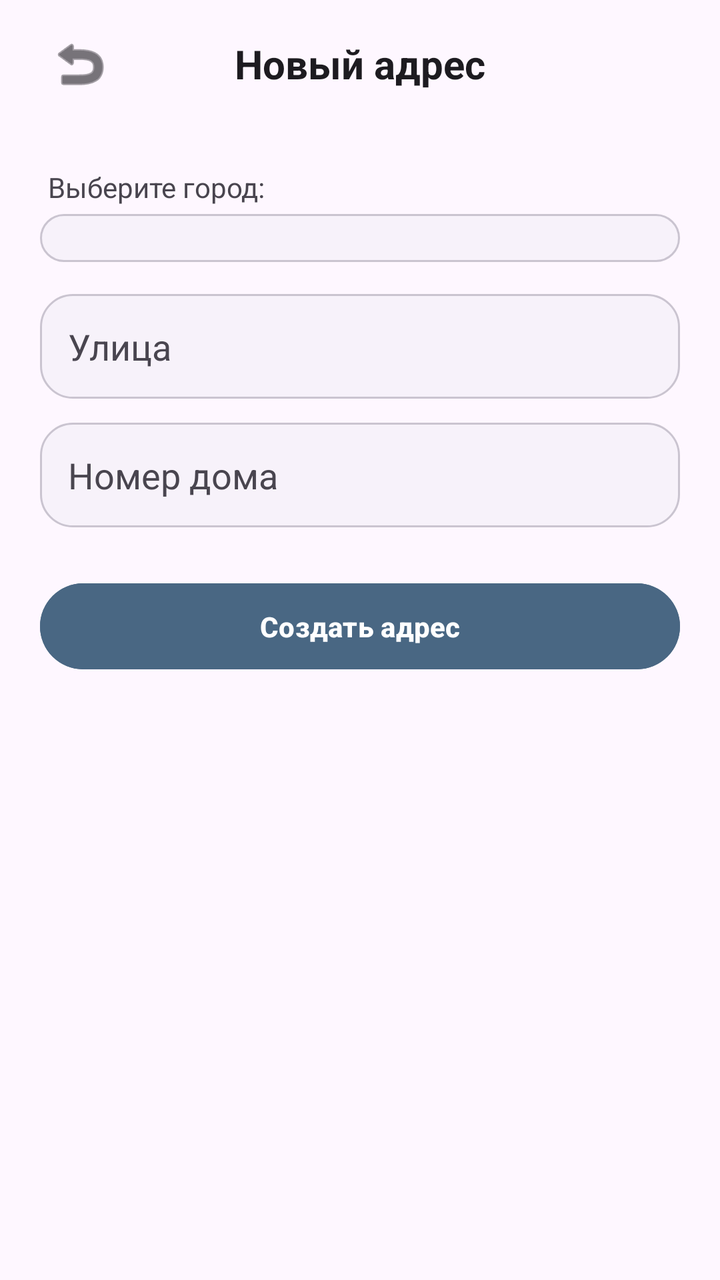
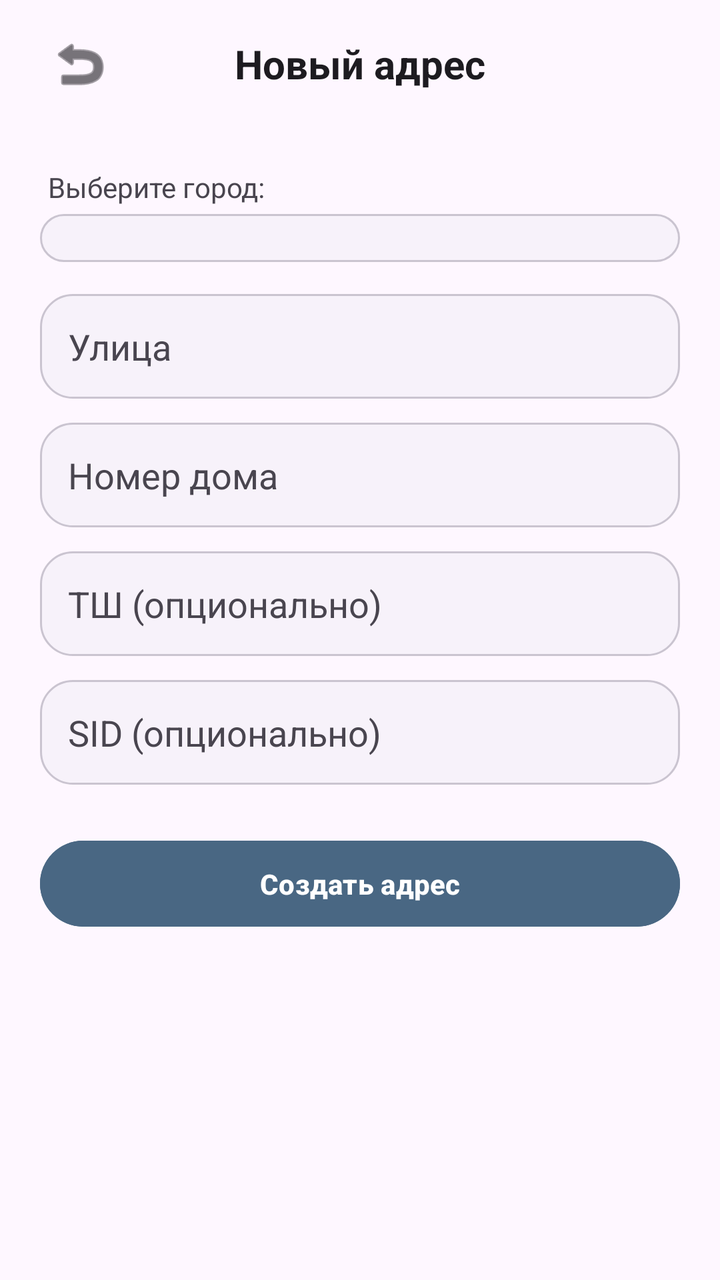

An Android layout rendered at two revisions. The XML below is the earlier revision; the diff shows what the commit changed to produce the second picture.
<!-- AndroidManifest.xml: application theme Theme.BaseHome -->
<!-- res/layout/activity_add_address.xml -->
<?xml version="1.0" encoding="utf-8"?>
<LinearLayout xmlns:android="http://schemas.android.com/apk/res/android"
    xmlns:app="http://schemas.android.com/apk/res-auto"
    android:layout_width="match_parent"
    android:layout_height="match_parent"
    android:orientation="vertical"
    android:background="?android:attr/windowBackground"
    android:fitsSystemWindows="true">

    <RelativeLayout
        android:layout_width="match_parent"
        android:layout_height="64dp"
        android:paddingHorizontal="16dp">

        <ImageButton
            android:id="@+id/btnBackAddAddress"
            android:layout_width="48dp"
            android:layout_height="48dp"
            android:layout_centerVertical="true"
            android:background="?android:attr/selectableItemBackgroundBorderless"
            android:src="@android:drawable/ic_menu_revert"
            app:tint="?android:attr/textColorPrimary" />

        <TextView
            android:layout_width="wrap_content"
            android:layout_height="wrap_content"
            android:layout_centerInParent="true"
            android:text="Новый адрес"
            android:textSize="20sp"
            android:textStyle="bold"
            android:textColor="?android:attr/textColorPrimary" />
    </RelativeLayout>

    <LinearLayout
        android:layout_width="match_parent"
        android:layout_height="wrap_content"
        android:orientation="vertical"
        android:padding="20dp">

        <TextView
            android:layout_width="match_parent"
            android:layout_height="wrap_content"
            android:text="Выберите город:"
            android:textSize="14sp"
            android:textColor="?android:attr/textColorSecondary"
            android:layout_marginBottom="4dp"
            android:layout_marginStart="4dp"/>

        <Spinner
            android:id="@+id/spinnerCity"
            android:layout_width="match_parent"
            android:layout_height="wrap_content"
            android:layout_marginBottom="16dp"
            android:padding="12dp"
            android:background="@drawable/bg_input_field"
            android:spinnerMode="dropdown" />

        <AutoCompleteTextView
            android:id="@+id/etStreet"
            android:layout_width="match_parent"
            android:layout_height="wrap_content"
            android:hint="Улица"
            android:padding="14dp"
            android:layout_marginBottom="12dp"
            android:textColor="?android:attr/textColorPrimary"
            android:textColorHint="?android:attr/textColorSecondary"
            android:background="@drawable/bg_input_field"
            android:inputType="textCapSentences" />

        <EditText
            android:id="@+id/etHouse"
            android:layout_width="match_parent"
            android:layout_height="wrap_content"
            android:hint="Номер дома"
            android:padding="14dp"
            android:layout_marginBottom="24dp"
            android:textColor="?android:attr/textColorPrimary"
            android:textColorHint="?android:attr/textColorSecondary"
            android:background="@drawable/bg_input_field"
            android:inputType="textCapSentences" />

        <Button
            android:id="@+id/btnSave"
            android:layout_width="match_parent"
            android:layout_height="wrap_content"
            android:text="Создать адрес"
            android:backgroundTint="?attr/colorPrimary"
            android:textColor="@android:color/white"
            android:padding="12dp"
            android:textStyle="bold" />
    </LinearLayout>

</LinearLayout>
<!-- resources referenced by this layout -->
<resources>
  <!-- drawable bg_input_field (drawable) -->
  <?xml version="1.0" encoding="utf-8"?>
  <shape xmlns:android="http://schemas.android.com/apk/res/android">
      <solid android:color="?attr/colorSurfaceContainerLow" />
      <corners android:radius="16dp" />
      <stroke
          android:width="1dp"
          android:color="?attr/colorOutlineVariant" />
  </shape>
  <style name="Theme.BaseHome" parent="Base.Theme.BaseHome" />
  <style name="Base.Theme.BaseHome" parent="Theme.Material3.DayNight.NoActionBar">
          <item name="colorPrimary">@color/brand_primary</item>
          <item name="colorSecondary">@color/brand_accent</item>
          <item name="colorSurface">?android:attr/colorBackground</item>
          <item name="colorOutline">?android:attr/textColorHint</item>
          <item name="shapeAppearanceSmallComponent">@style/ShapeAppearance.BaseHome.Small</item>
          <item name="shapeAppearanceMediumComponent">@style/ShapeAppearance.BaseHome.Medium</item>
      </style>
  <color name="brand_primary">#496783</color>
  <color name="brand_accent">#6A7F6A</color>
  <style name="ShapeAppearance.BaseHome.Small" parent="ShapeAppearance.Material3.Corner.Small">
          <item name="cornerSize">12dp</item>
      </style>
  <style name="ShapeAppearance.BaseHome.Medium" parent="ShapeAppearance.Material3.Corner.Medium">
          <item name="cornerSize">20dp</item>
      </style>
</resources>

<!-- the commit's change to res/layout/activity_add_address.xml (unified diff, before → after) -->
@@ -73,6 +73,30 @@
             android:layout_height="wrap_content"
             android:hint="Номер дома"
             android:padding="14dp"
+            android:layout_marginBottom="12dp"
+            android:textColor="?android:attr/textColorPrimary"
+            android:textColorHint="?android:attr/textColorSecondary"
+            android:background="@drawable/bg_input_field"
+            android:inputType="textCapSentences" />
+
+        <EditText
+            android:id="@+id/etTsh"
+            android:layout_width="match_parent"
+            android:layout_height="wrap_content"
+            android:hint="ТШ (опционально)"
+            android:padding="14dp"
+            android:layout_marginBottom="12dp"
+            android:textColor="?android:attr/textColorPrimary"
+            android:textColorHint="?android:attr/textColorSecondary"
+            android:background="@drawable/bg_input_field"
+            android:inputType="textCapSentences" />
+
+        <EditText
+            android:id="@+id/etSid"
+            android:layout_width="match_parent"
+            android:layout_height="wrap_content"
+            android:hint="SID (опционально)"
+            android:padding="14dp"
             android:layout_marginBottom="24dp"
             android:textColor="?android:attr/textColorPrimary"
             android:textColorHint="?android:attr/textColorSecondary"
